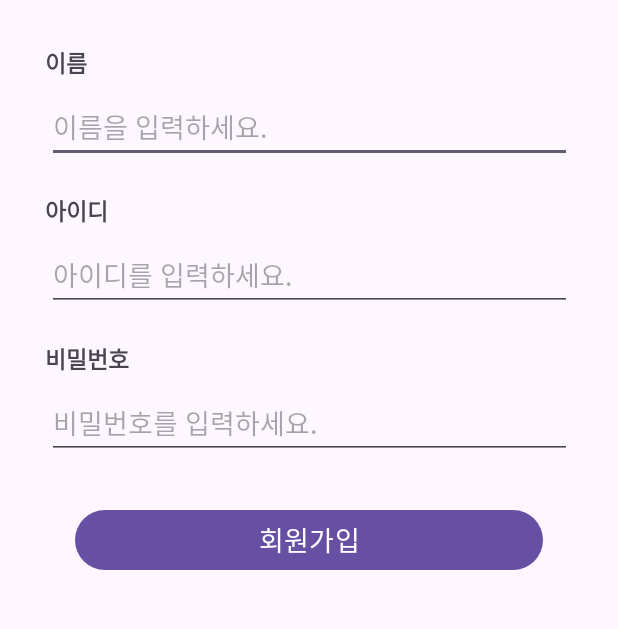
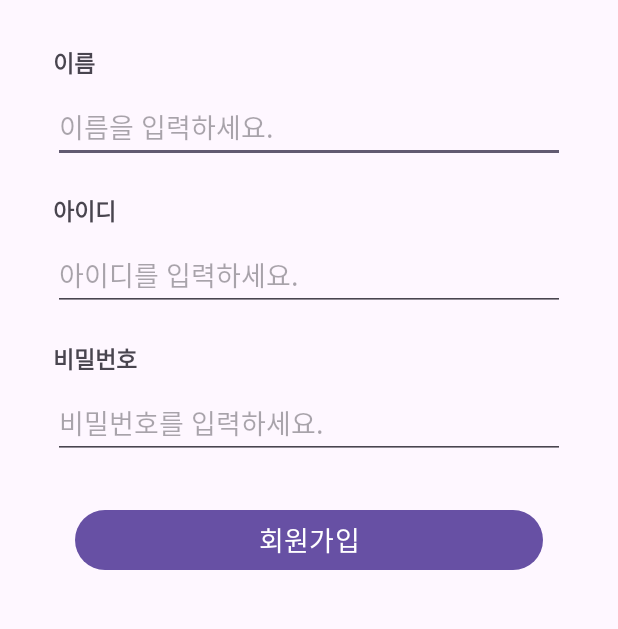
Before and after one commit to hyezg/kotlin-login, an Android app: the SignUpActivity screen opened directly, with no data from a screen before it, on a phone screen of 412 x 824 dp, the part 281-910 px from its top. Run offline under Robolectric (Android 15) with nearby library versions, the phone set to English and light mode, and no system bars.

Commit message:
Feat: width 수정

```diff
--- a/app/src/main/res/layout/activity_sign_up.xml
+++ b/app/src/main/res/layout/activity_sign_up.xml
@@ -7,11 +7,11 @@
     tools:context=".HomeActivity">
 
     <ImageView
-        android:contentDescription="로고"
         android:id="@+id/imageView1"
         android:layout_width="124dp"
         android:layout_height="117dp"
         android:layout_marginTop="70dp"
+        android:contentDescription="로고"
         app:layout_constraintEnd_toEndOf="parent"
         app:layout_constraintStart_toStartOf="parent"
         app:layout_constraintTop_toTopOf="parent"
@@ -21,7 +21,7 @@
         android:id="@+id/textName"
         android:layout_width="wrap_content"
         android:layout_height="wrap_content"
-        android:layout_marginStart="30dp"
+        android:layout_marginStart="35dp"
         android:layout_marginTop="30dp"
         android:text="이름"
         android:textSize="15sp"
@@ -31,9 +31,11 @@
 
     <EditText
         android:id="@+id/editName"
-        android:layout_width="350dp"
+        android:layout_width="match_parent"
         android:layout_height="wrap_content"
+        android:layout_marginStart="35dp"
         android:layout_marginTop="7dp"
+        android:layout_marginEnd="35dp"
         android:hint="이름을 입력하세요."
         android:inputType="text"
         app:layout_constraintEnd_toEndOf="parent"
@@ -44,7 +46,7 @@
         android:id="@+id/textId"
         android:layout_width="wrap_content"
         android:layout_height="wrap_content"
-        android:layout_marginStart="30dp"
+        android:layout_marginStart="35dp"
         android:layout_marginTop="20dp"
         android:text="아이디"
         android:textSize="15sp"
@@ -54,9 +56,11 @@
 
     <EditText
         android:id="@+id/editId"
-        android:layout_width="350dp"
+        android:layout_width="match_parent"
         android:layout_height="wrap_content"
+        android:layout_marginStart="35dp"
         android:layout_marginTop="7dp"
+        android:layout_marginEnd="35dp"
         android:hint="아이디를 입력하세요."
         android:inputType="text"
         app:layout_constraintEnd_toEndOf="parent"
@@ -67,7 +71,7 @@
         android:id="@+id/textPass"
         android:layout_width="wrap_content"
         android:layout_height="wrap_content"
-        android:layout_marginStart="30dp"
+        android:layout_marginStart="35dp"
         android:layout_marginTop="20dp"
         android:text="비밀번호"
         android:textSize="15sp"
@@ -77,9 +81,11 @@
 
     <EditText
         android:id="@+id/editPass"
-        android:layout_width="350dp"
+        android:layout_width="match_parent"
         android:layout_height="wrap_content"
+        android:layout_marginStart="35dp"
         android:layout_marginTop="7dp"
+        android:layout_marginEnd="35dp"
         android:hint="비밀번호를 입력하세요."
         android:inputType="textPassword"
         app:layout_constraintEnd_toEndOf="parent"
```
